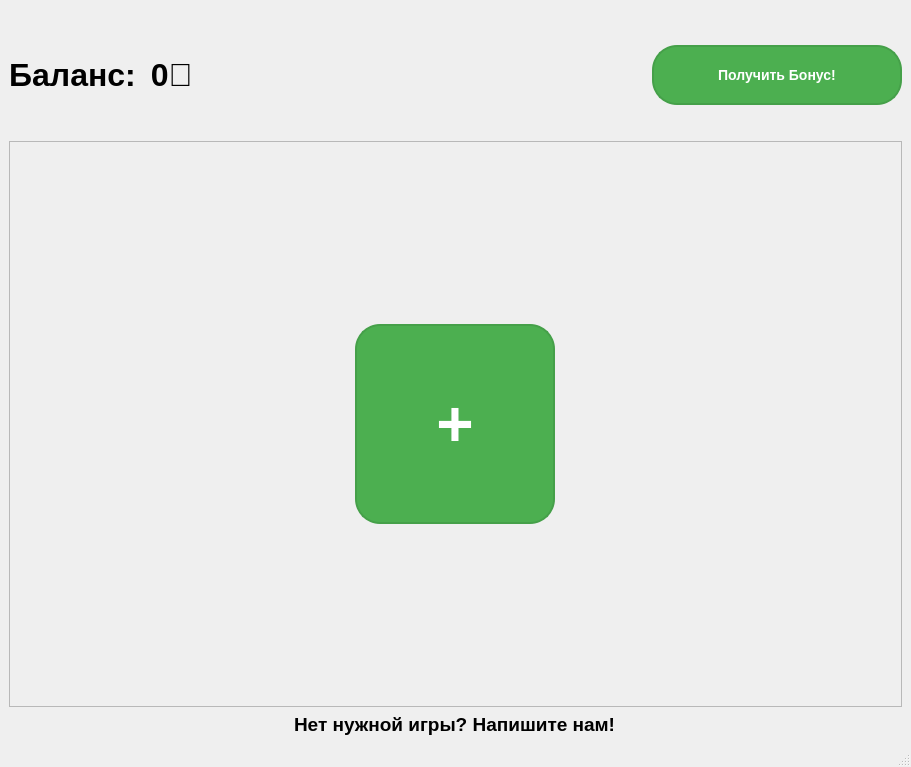
Old version of the form mainwindow.ui in the repository XooWI/SlashGames.
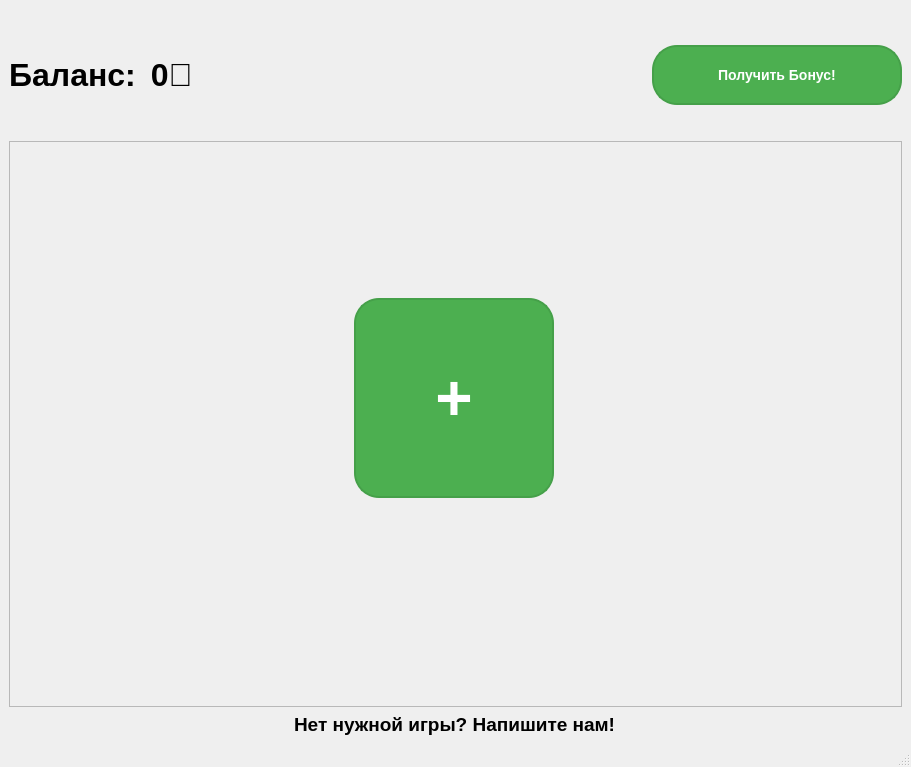
New version of the form. Icons and pictures are not drawn.

Commit message:
Rewrote styles into a separate CustomStyle file, implemented the FAQ window
Rewrote styles into a separate CustomStyle file, implemented the FAQ window, optimized dark theme for FAQ window

What changed in the file:
```diff
--- a/mainwindow.ui
+++ b/mainwindow.ui
@@ -178,6 +178,12 @@
       <property name="toolTip">
        <string/>
       </property>
+      <property name="statusTip">
+       <string/>
+      </property>
+      <property name="styleSheet">
+       <string notr="true"/>
+      </property>
       <property name="verticalScrollBarPolicy">
        <enum>Qt::ScrollBarAsNeeded</enum>
       </property>
@@ -185,7 +191,7 @@
        <enum>Qt::ScrollBarAlwaysOff</enum>
       </property>
       <property name="widgetResizable">
-       <bool>true</bool>
+       <bool>false</bool>
       </property>
       <widget class="QWidget" name="gamesContainer">
        <property name="geometry">
```
The commit also changes 7 other files.
